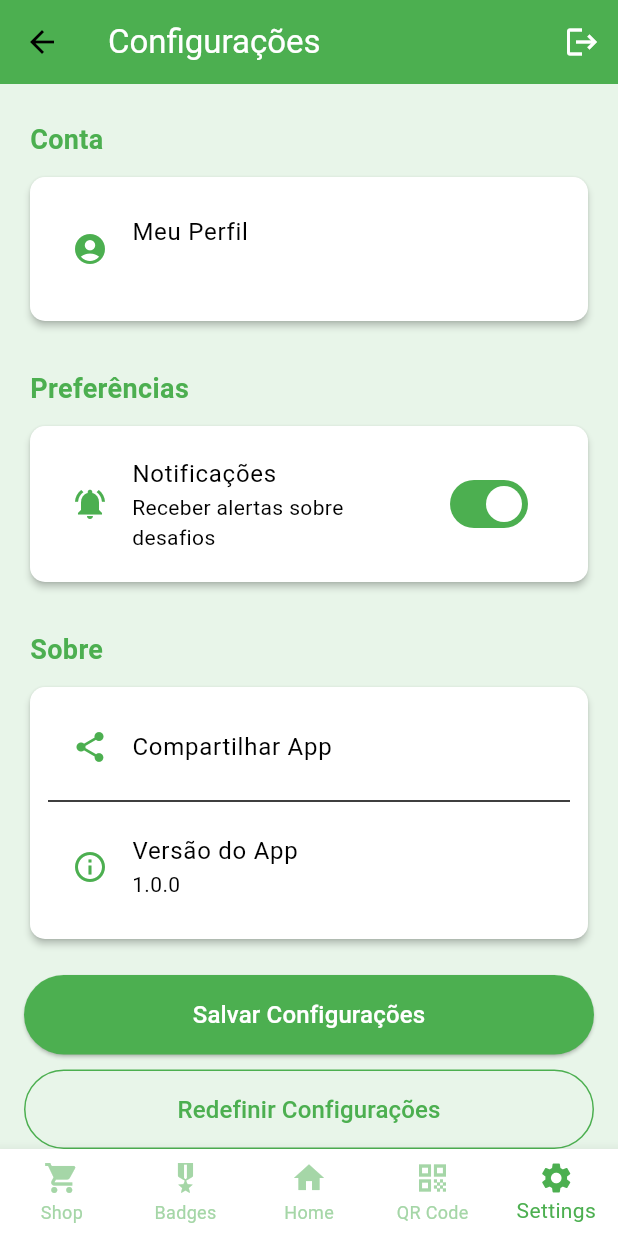
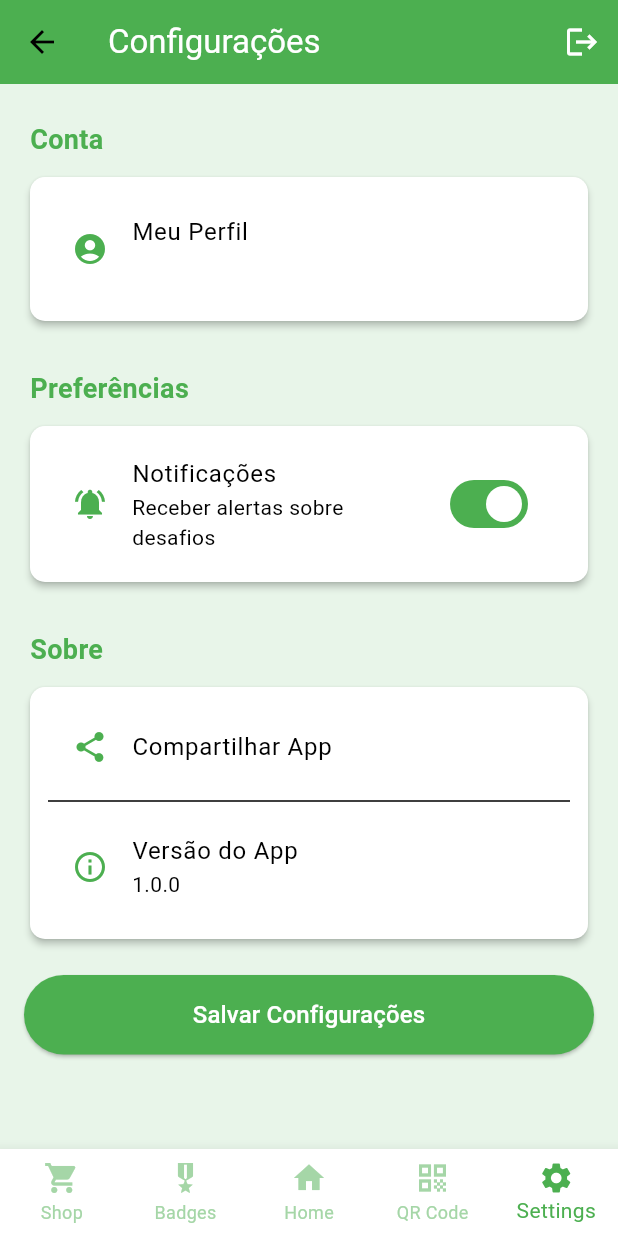
Before and after one commit to LEIC-ES-2024-25/2LEIC02T3, a Flutter app: the SettingsScreen screen opened by its route, on a phone screen of 412 x 824 dp. Run offline on Flutter 3.47's test engine with Material 3 defaults, Android fonts, the phone set to English and light mode, and no system bars; our stand-ins replace cloud_firestore, firebase_auth, firebase_core, flutter_local_notifications, pedometer, qr_flutter; missing offline and left inert: flutter_activity_recognition, mobile_scanner; accounts and stored records are empty; generated files the repository leaves out were written again.

Commit message:
reworki on the settings page(again)

```diff
--- a/lib/screens/settings_screen.dart
+++ b/lib/screens/settings_screen.dart
@@ -6,7 +6,7 @@ import '../providers/challenges_provider.dart';
 import '../providers/points_provider.dart';
 import '../services/auth_service.dart';
 import '../widgets/auth_wrapper.dart';
-import 'bottom_navigation_bar.dart'; // Importação corrigida
+import 'bottom_navigation_bar.dart';
 
 class SettingsScreen extends StatefulWidget {
   const SettingsScreen({Key? key}) : super(key: key);
@@ -204,33 +204,10 @@ class _SettingsScreenState extends State<SettingsScreen> {
                 style: TextStyle(color: Colors.white, fontSize: 16),
               ),
             ),
-
-            const SizedBox(height: 10),
-
-            // Botão de redefinir configurações
-            OutlinedButton(
-              onPressed: () {
-                setState(() {
-                  _notificationsEnabled = true;
-                });
-                ScaffoldMessenger.of(context).showSnackBar(
-                  const SnackBar(
-                    content: Text('Configurações padrão restauradas'),
-                    backgroundColor: Colors.green,
-                  ),
-                );
-              },
-              style: OutlinedButton.styleFrom(
-                foregroundColor: Colors.green,
-                side: const BorderSide(color: Colors.green),
-                padding: const EdgeInsets.symmetric(vertical: 15),
-              ),
-              child: const Text('Redefinir Configurações', style: TextStyle(fontSize: 16)),
-            ),
           ],
         ),
       ),
-      bottomNavigationBar: const CustomBottomNavigationBar( // Usando o nome correto da classe
+      bottomNavigationBar: const CustomBottomNavigationBar(
         currentScreen: 'SettingsScreen',
       ),
     );
```
